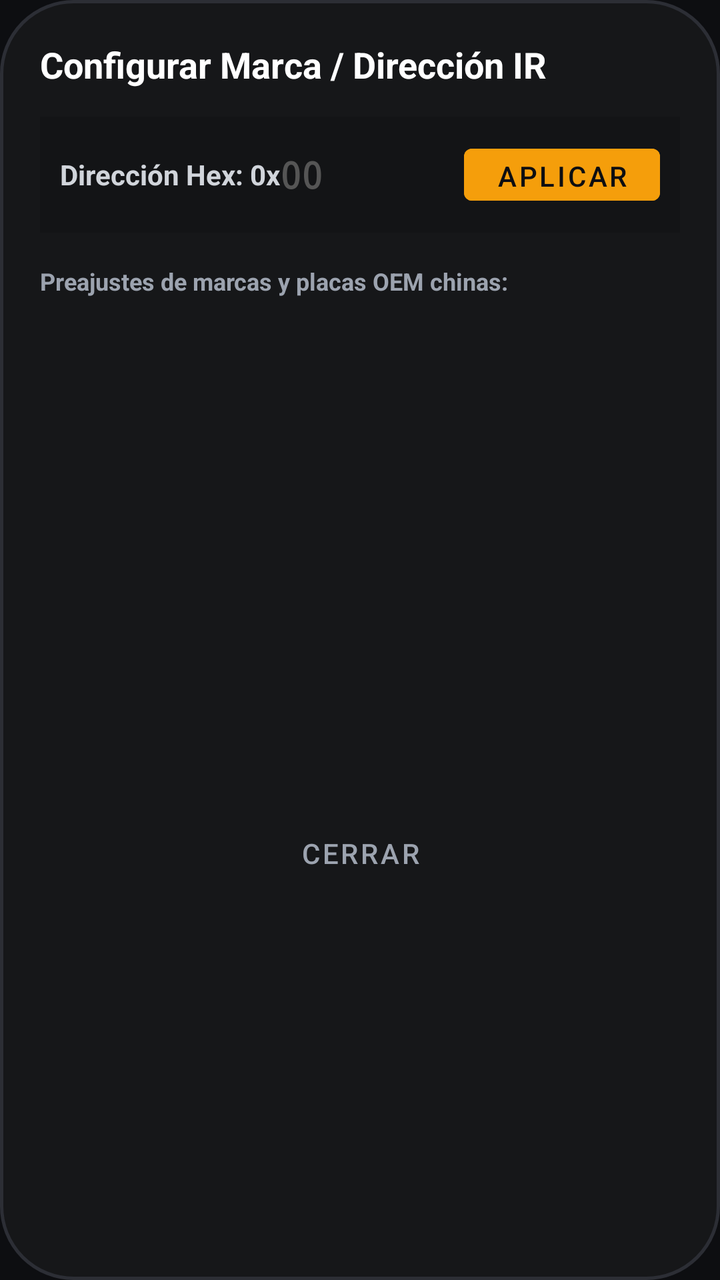
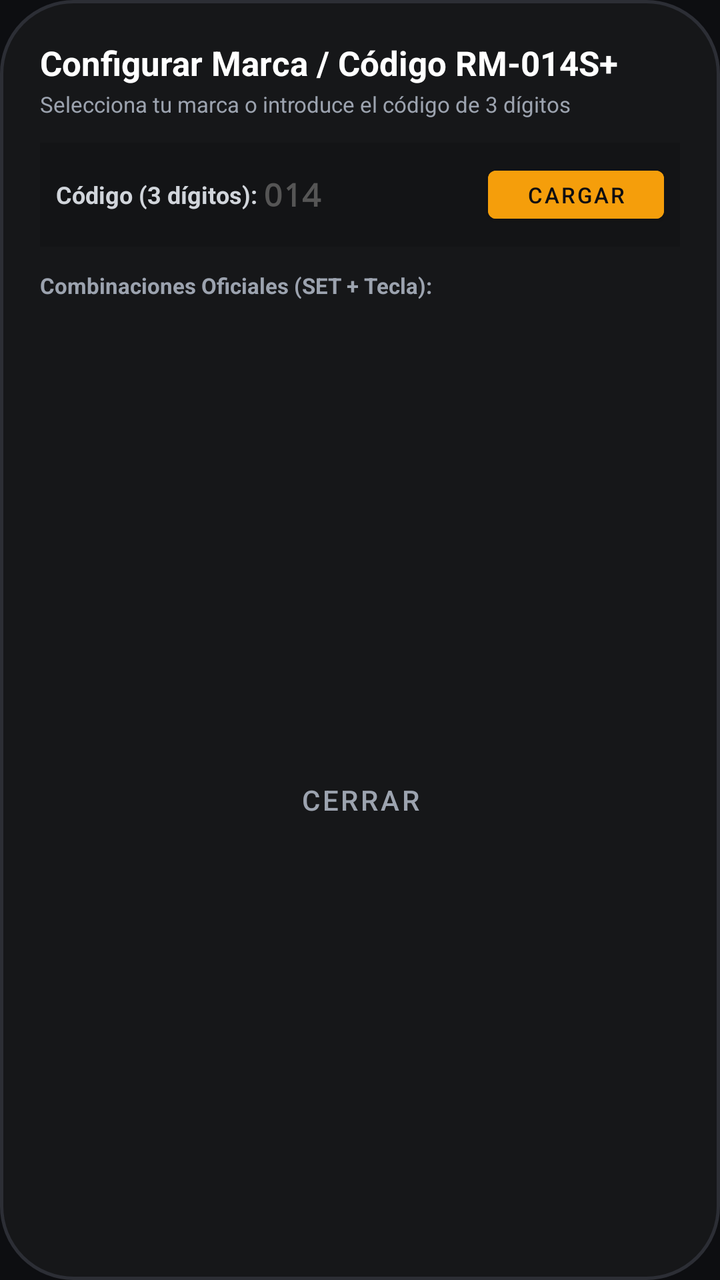

Before-and-after screenshots of an Android layout around one commit, followed by the original layout XML and the change that was made.
<!-- AndroidManifest.xml: application theme Theme.RM014S -->
<!-- res/layout/dialog_brand_selector.xml -->
<?xml version="1.0" encoding="utf-8"?>
<LinearLayout xmlns:android="http://schemas.android.com/apk/res/android"
    android:layout_width="match_parent"
    android:layout_height="wrap_content"
    android:orientation="vertical"
    android:background="@drawable/bg_remote_chassis"
    android:padding="20dp">

    <TextView
        android:layout_width="wrap_content"
        android:layout_height="wrap_content"
        android:text="Configurar Marca / Dirección IR"
        android:textColor="@color/white"
        android:textSize="18sp"
        android:textStyle="bold" />

    
    <LinearLayout
        android:layout_width="match_parent"
        android:layout_height="wrap_content"
        android:layout_marginTop="14dp"
        android:background="#131416"
        android:orientation="horizontal"
        android:gravity="center_vertical"
        android:padding="10dp">

        <TextView
            android:layout_width="wrap_content"
            android:layout_height="wrap_content"
            android:text="Dirección Hex: 0x"
            android:textColor="#D1D5DB"
            android:textStyle="bold" />

        <EditText
            android:id="@+id/etHexAddress"
            android:layout_width="0dp"
            android:layout_height="wrap_content"
            android:layout_weight="1"
            android:maxLength="2"
            android:fontFamily="monospace"
            android:textColor="@color/amber_accent"
            android:textSize="18sp"
            android:textStyle="bold"
            android:hint="00"
            android:textColorHint="#555"
            android:background="@null"
            android:textAllCaps="true" />

        <Button
            android:id="@+id/btnApplyHex"
            android:layout_width="wrap_content"
            android:layout_height="38dp"
            android:text="Aplicar"
            android:textColor="@color/black_bg"
            android:backgroundTint="@color/amber_accent" />
    </LinearLayout>

    <TextView
        android:layout_width="wrap_content"
        android:layout_height="wrap_content"
        android:layout_marginTop="16dp"
        android:text="Preajustes de marcas y placas OEM chinas:"
        android:textColor="#9CA3AF"
        android:textSize="12sp"
        android:textStyle="bold" />

    <androidx.recyclerview.widget.RecyclerView
        android:id="@+id/rvBrands"
        android:layout_width="match_parent"
        android:layout_height="240dp"
        android:layout_marginTop="8dp" />

    <Button
        android:id="@+id/btnCloseBrandDialog"
        style="@style/Widget.MaterialComponents.Button.TextButton"
        android:layout_width="match_parent"
        android:layout_height="wrap_content"
        android:layout_marginTop="6dp"
        android:text="Cerrar"
        android:textColor="#9CA3AF" />

</LinearLayout>
<!-- resources referenced by this layout -->
<resources>
  <color name="amber_accent">#F59E0B</color>
  <color name="black_bg">#0D0E11</color>
  <color name="white">#FFFFFF</color>
  <!-- drawable bg_remote_chassis (drawable) -->
  <?xml version="1.0" encoding="utf-8"?>
  <shape xmlns:android="http://schemas.android.com/apk/res/android">
      <solid android:color="@color/remote_body" />
      <corners android:radius="36dp" />
      <stroke android:width="1.5dp" android:color="@color/remote_border" />
  </shape>
  <style name="Theme.RM014S" parent="Theme.MaterialComponents.DayNight.NoActionBar">
          <item name="colorPrimary">@color/amber_accent</item>
          <item name="android:statusBarColor">@color/black_bg</item>
          <item name="android:navigationBarColor">@color/black_bg</item>
          <item name="android:windowBackground">@color/black_bg</item>
      </style>
  <color name="remote_body">#161719</color>
  <color name="remote_border">#2C2E35</color>
</resources>

<!-- the commit's change to res/layout/dialog_brand_selector.xml (unified diff, before → after) -->
@@ -9,48 +9,58 @@
     <TextView
         android:layout_width="wrap_content"
         android:layout_height="wrap_content"
-        android:text="Configurar Marca / Dirección IR"
+        android:text="Configurar Marca / Código RM-014S+"
         android:textColor="@color/white"
-        android:textSize="18sp"
+        android:textSize="17sp"
         android:textStyle="bold" />
+
+    <TextView
+        android:layout_width="wrap_content"
+        android:layout_height="wrap_content"
+        android:layout_marginTop="2dp"
+        android:text="Selecciona tu marca o introduce el código de 3 dígitos"
+        android:textColor="#9CA3AF"
+        android:textSize="11sp" />
 
     
     <LinearLayout
         android:layout_width="match_parent"
         android:layout_height="wrap_content"
-        android:layout_marginTop="14dp"
+        android:layout_marginTop="12dp"
         android:background="#131416"
         android:orientation="horizontal"
         android:gravity="center_vertical"
-        android:padding="10dp">
+        android:padding="8dp">
 
         <TextView
             android:layout_width="wrap_content"
             android:layout_height="wrap_content"
-            android:text="Dirección Hex: 0x"
+            android:text="Código (3 dígitos): "
             android:textColor="#D1D5DB"
+            android:textSize="12sp"
             android:textStyle="bold" />
 
         <EditText
-            android:id="@+id/etHexAddress"
+            android:id="@+id/etCodeNumber"
             android:layout_width="0dp"
             android:layout_height="wrap_content"
             android:layout_weight="1"
-            android:maxLength="2"
+            android:maxLength="3"
+            android:inputType="number"
             android:fontFamily="monospace"
             android:textColor="@color/amber_accent"
-            android:textSize="18sp"
+            android:textSize="16sp"
             android:textStyle="bold"
-            android:hint="00"
+            android:hint="014"
             android:textColorHint="#555"
-            android:background="@null"
-            android:textAllCaps="true" />
+            android:background="@null" />
 
         <Button
-            android:id="@+id/btnApplyHex"
+            android:id="@+id/btnApplyCode"
             android:layout_width="wrap_content"
-            android:layout_height="38dp"
-            android:text="Aplicar"
+            android:layout_height="36dp"
+            android:text="Cargar"
+            android:textSize="11sp"
             android:textColor="@color/black_bg"
             android:backgroundTint="@color/amber_accent" />
     </LinearLayout>
@@ -58,24 +68,23 @@
     <TextView
         android:layout_width="wrap_content"
         android:layout_height="wrap_content"
-        android:layout_marginTop="16dp"
-        android:text="Preajustes de marcas y placas OEM chinas:"
+        android:layout_marginTop="12dp"
+        android:text="Combinaciones Oficiales (SET + Tecla):"
         android:textColor="#9CA3AF"
-        android:textSize="12sp"
+        android:textSize="11sp"
         android:textStyle="bold" />
 
     <androidx.recyclerview.widget.RecyclerView
         android:id="@+id/rvBrands"
         android:layout_width="match_parent"
-        android:layout_height="240dp"
-        android:layout_marginTop="8dp" />
+        android:layout_height="220dp"
+        android:layout_marginTop="6dp" />
 
     <Button
         android:id="@+id/btnCloseBrandDialog"
         style="@style/Widget.MaterialComponents.Button.TextButton"
         android:layout_width="match_parent"
         android:layout_height="wrap_content"
-        android:layout_marginTop="6dp"
         android:text="Cerrar"
         android:textColor="#9CA3AF" />
 
